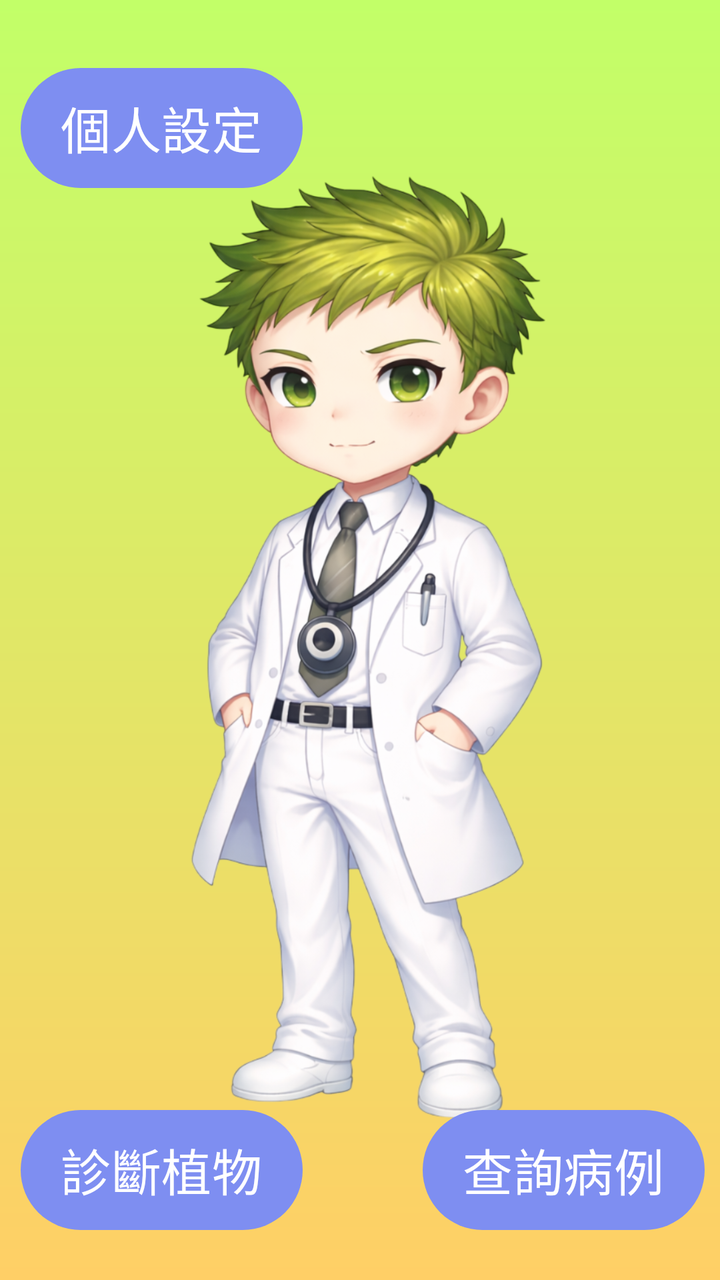
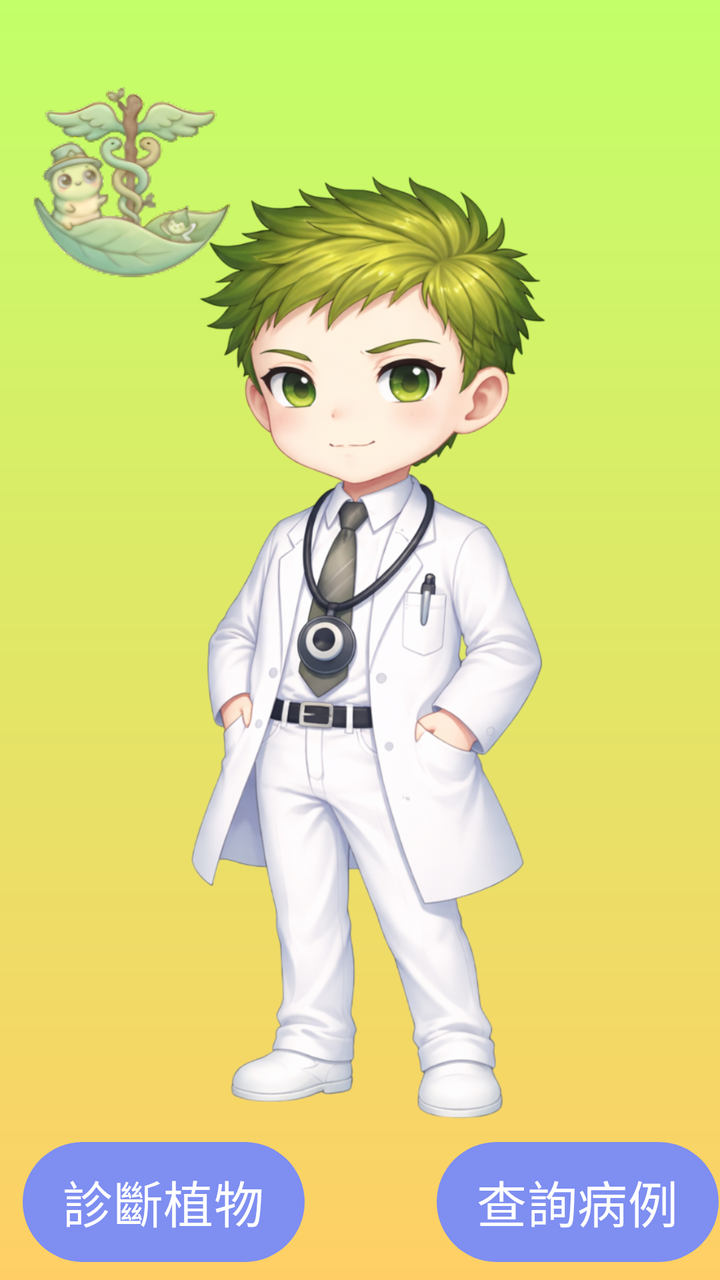

The first picture is an Android layout as it rendered before a commit; the second is the same layout after the commit. The layout source and the unified diff follow.
<!-- AndroidManifest.xml: application theme Theme.PlantDoctor -->
<!-- res/layout/activity_home.xml -->
<?xml version="1.0" encoding="utf-8"?>
<androidx.constraintlayout.widget.ConstraintLayout
    xmlns:android="http://schemas.android.com/apk/res/android"
    xmlns:app="http://schemas.android.com/apk/res-auto"
    xmlns:tools="http://schemas.android.com/tools"
    android:layout_width="match_parent"
    android:layout_height="match_parent"
    android:background="@drawable/gradient_background"
    tools:context=".HomeActivity">

    <ImageView
        android:id="@+id/img_doctor_full"
        android:layout_width="372dp"
        android:layout_height="661dp"
        android:scaleType="fitCenter"
        android:src="@drawable/doctor"
        app:layout_constraintBottom_toBottomOf="parent"
        app:layout_constraintEnd_toEndOf="parent"
        app:layout_constraintHorizontal_bias="0.41"
        app:layout_constraintStart_toStartOf="parent"
        app:layout_constraintTop_toTopOf="parent"
        app:layout_constraintVertical_bias="0.3" />

    <Button
        android:id="@+id/btn_settings"
        android:layout_width="wrap_content"
        android:layout_height="60dp"
        android:text="個人設定"
        android:textColor="#FFFFFF"
        android:textSize="25sp"
        android:paddingHorizontal="20dp"
        android:background="@drawable/bg_purple_button"
        app:backgroundTint="@null"
        app:layout_constraintTop_toTopOf="@+id/img_doctor_full"
        app:layout_constraintStart_toStartOf="@+id/img_doctor_full"
        android:layout_marginTop="40dp"
        android:layout_marginStart="15dp" />

    <Button
        android:id="@+id/btn_diagnose"
        android:layout_width="wrap_content"
        android:layout_height="60dp"
        android:text="診斷植物"
        android:textColor="#FFFFFF"
        android:textSize="25sp"
        android:paddingHorizontal="20dp"
        android:background="@drawable/bg_purple_button"
        app:backgroundTint="@null"
        app:layout_constraintBottom_toBottomOf="@+id/img_doctor_full"
        app:layout_constraintStart_toStartOf="@+id/img_doctor_full"
        android:layout_marginBottom="40dp"
        android:layout_marginStart="15dp" />

    <Button
        android:id="@+id/btn_history"
        android:layout_width="wrap_content"
        android:layout_height="60dp"
        android:text="查詢病例"
        android:textColor="#FFFFFF"
        android:textSize="25sp"
        android:paddingHorizontal="20dp"
        android:background="@drawable/bg_purple_button"
        app:backgroundTint="@null"
        app:layout_constraintBottom_toBottomOf="@+id/img_doctor_full"
        app:layout_constraintEnd_toEndOf="@+id/img_doctor_full"
        android:layout_marginBottom="40dp"
        android:layout_marginEnd="15dp" />

</androidx.constraintlayout.widget.ConstraintLayout>
<!-- resources referenced by this layout -->
<resources>
  <!-- drawable bg_purple_button (drawable) -->
  <?xml version="1.0" encoding="utf-8"?>
  <shape xmlns:android="http://schemas.android.com/apk/res/android">
      <solid android:color="#7E8EF1" /> <corners android:radius="30dp" /> </shape>
  <!-- drawable doctor: png bitmap (drawable, 601296 bytes) -->
  <!-- drawable gradient_background (drawable) -->
  <?xml version="1.0" encoding="utf-8"?>
  <shape xmlns:android="http://schemas.android.com/apk/res/android"
      android:shape="rectangle">
      <gradient
          android:startColor="#C2FF68"
          android:endColor="#FFCF66"
          android:angle="270" /> </shape>
  <style name="Theme.PlantDoctor" parent="Base.Theme.PlantDoctor" />
  <style name="Base.Theme.PlantDoctor" parent="Theme.Material3.DayNight.NoActionBar">
          
          
      </style>
</resources>

<!-- the commit's change to res/layout/activity_home.xml (unified diff, before → after) -->
@@ -21,49 +21,47 @@
         app:layout_constraintTop_toTopOf="parent"
         app:layout_constraintVertical_bias="0.3" />
 
+    <ImageButton
+        android:id="@+id/btn_settings"
+        android:layout_width="112dp"
+        android:layout_height="106dp"
+        android:layout_marginStart="15dp"
+        android:layout_marginTop="40dp"
+        android:background="?android:attr/selectableItemBackgroundBorderless"
+        android:contentDescription="個人設定"
+        android:scaleType="fitCenter"
+        android:src="@drawable/ic_settings_logo"
+        app:layout_constraintStart_toStartOf="@+id/img_doctor_full"
+        app:layout_constraintTop_toTopOf="@+id/img_doctor_full" />
+
     <Button
-        android:id="@+id/btn_settings"
+        android:id="@+id/btn_history"
         android:layout_width="wrap_content"
         android:layout_height="60dp"
-        android:text="個人設定"
+        android:layout_marginEnd="8dp"
+        android:layout_marginBottom="24dp"
+        android:background="@drawable/bg_purple_button"
+        android:paddingHorizontal="20dp"
+        android:text="查詢病例"
         android:textColor="#FFFFFF"
         android:textSize="25sp"
-        android:paddingHorizontal="20dp"
-        android:background="@drawable/bg_purple_button"
         app:backgroundTint="@null"
-        app:layout_constraintTop_toTopOf="@+id/img_doctor_full"
-        app:layout_constraintStart_toStartOf="@+id/img_doctor_full"
-        android:layout_marginTop="40dp"
-        android:layout_marginStart="15dp" />
+        app:layout_constraintBottom_toBottomOf="@+id/img_doctor_full"
+        app:layout_constraintEnd_toEndOf="@+id/img_doctor_full" />
 
     <Button
         android:id="@+id/btn_diagnose"
         android:layout_width="wrap_content"
         android:layout_height="60dp"
+        android:layout_marginStart="16dp"
+        android:layout_marginBottom="24dp"
+        android:background="@drawable/bg_purple_button"
+        android:paddingHorizontal="20dp"
         android:text="診斷植物"
         android:textColor="#FFFFFF"
         android:textSize="25sp"
-        android:paddingHorizontal="20dp"
-        android:background="@drawable/bg_purple_button"
         app:backgroundTint="@null"
         app:layout_constraintBottom_toBottomOf="@+id/img_doctor_full"
-        app:layout_constraintStart_toStartOf="@+id/img_doctor_full"
-        android:layout_marginBottom="40dp"
-        android:layout_marginStart="15dp" />
-
-    <Button
-        android:id="@+id/btn_history"
-        android:layout_width="wrap_content"
-        android:layout_height="60dp"
-        android:text="查詢病例"
-        android:textColor="#FFFFFF"
-        android:textSize="25sp"
-        android:paddingHorizontal="20dp"
-        android:background="@drawable/bg_purple_button"
-        app:backgroundTint="@null"
-        app:layout_constraintBottom_toBottomOf="@+id/img_doctor_full"
-        app:layout_constraintEnd_toEndOf="@+id/img_doctor_full"
-        android:layout_marginBottom="40dp"
-        android:layout_marginEnd="15dp" />
+        app:layout_constraintStart_toStartOf="@+id/img_doctor_full" />
 
 </androidx.constraintlayout.widget.ConstraintLayout>
<!-- resource entries referenced after the edit -->
@@ -13,6 +13,7 @@
           android:startColor="#C2FF68"
           android:endColor="#FFCF66"
           android:angle="270" /> </shape>
+  <!-- drawable ic_settings_logo: png bitmap (drawable, 280391 bytes) -->
   <style name="Theme.PlantDoctor" parent="Base.Theme.PlantDoctor" />
   <style name="Base.Theme.PlantDoctor" parent="Theme.Material3.DayNight.NoActionBar">
           
